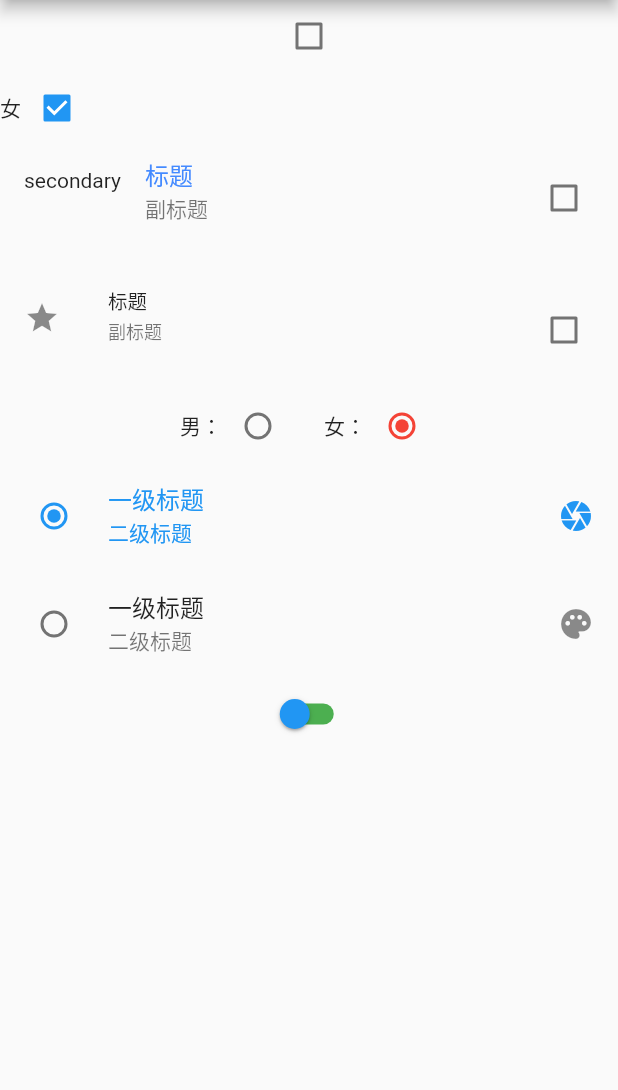
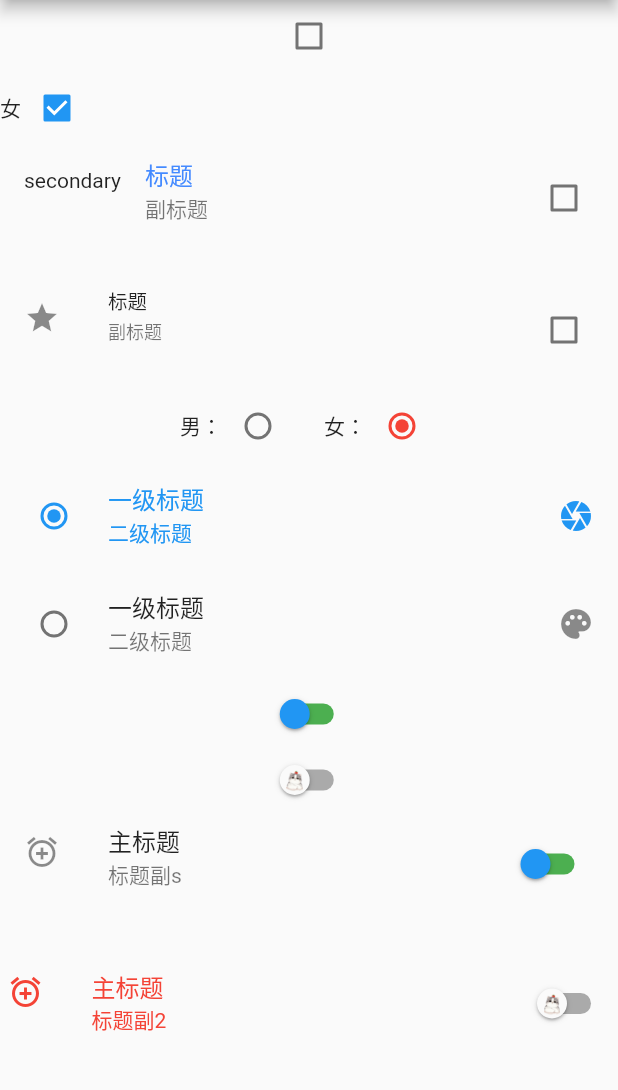
Before and after one commit to Rex-Man/flutterStudy, a Flutter app: the CheckBoxStudy screen opened directly, on a phone screen of 412 x 824 dp, the part 84-1174 px from its top. Run offline on Flutter 3.47's test engine with Material 2 defaults, Android fonts, the phone set to English and light mode, and no system bars; our stand-ins replace date_format, fluttertoast.

```diff
--- a/lib/FormControlerStudy/checkbox_study.dart
+++ b/lib/FormControlerStudy/checkbox_study.dart
@@ -1,3 +1,4 @@
+import 'package:flutter/gestures.dart';
 import 'package:flutter/material.dart';
 import 'package:fluttertoast/fluttertoast.dart';
 
@@ -16,10 +17,12 @@ class _CheckBoxStudyState extends State<CheckBoxStudy> {
   int radioGroupValue = 2;
   int radioListGroupValue = 1;
   bool _isSwitch=false;
+  bool _isSwitch2=false;
+  bool _isSwitchlistTile=false;
+  bool _isSwitchlistTile2=false;
 
   //FocusNode
   FocusNode _focusNode = new FocusNode();
-
   @override
   void initState() {
     super.initState();
@@ -192,7 +195,68 @@ class _CheckBoxStudyState extends State<CheckBoxStudy> {
             activeColor:Colors.red,   //当 value 是 true 时按钮的背景颜色。也就是开的状态时的颜色
             activeTrackColor:Colors.orange, // 当 value 是 true 时 滑块的颜色
             inactiveThumbColor:Colors.blue, // 当 value 是 false 时 滑块的颜色。也就是开的状态时的颜色
-            inactiveTrackColor:Colors.green //当 value 是 false 时 滑道的颜色
+            inactiveTrackColor:Colors.green, //当 value 是 false 时 滑道的颜色
+            dragStartBehavior:DragStartBehavior.down,//确定处理拖动启动行为的方式
+          ),
+          SizedBox(width: 20),
+          Switch(
+            value: this._isSwitch2,
+            onChanged:(switchValue){
+               Fluttertoast.showToast(msg: "选的$switchValue");
+                setState(() {
+                  _isSwitch2=switchValue;
+                });
+            },
+            activeColor:Colors.red,   //当 value 是 true 时按钮的背景颜色。也就是开的状态时的颜色
+            activeThumbImage:AssetImage("assets/images/cat.png"),
+            onActiveThumbImageError:(s,e){
+                print("show ImageErrorListener issue $s exception: $e");
+            },
+            inactiveThumbImage:AssetImage("assets/images/rabit.png"),
+            onInactiveThumbImageError:(value,e){                          //当图片不存在的时候会调用方法 value  是错误信息 e 是错误赞
+               print("show onInactiveThumbImageError issue $value exception: $e");
+            },
+            dragStartBehavior:DragStartBehavior.down,//确定处理拖动启动行为的方式
+            materialTapTargetSize:MaterialTapTargetSize.shrinkWrap
+          ),
+          SwitchListTile(
+            value: this._isSwitchlistTile,
+            onChanged: (value){
+              setState(() {
+                _isSwitchlistTile=value;
+              });
+            },
+            secondary: Icon(
+                Icons.add_alarm,
+            ),
+            title: new Text("主标题"),
+            subtitle: new Text("标题副s"),
+            dense: false,             ////标题和副标题的紧凑是否一致。 true 紧凑一些，字体小一些，false 字体大一点。
+            activeColor:Colors.red,   //当 value 是 true 时按钮的背景颜色。也就是开的状态时的颜色
+            activeTrackColor:Colors.orange, // 当 value 是 true 时 滑块的颜色
+            inactiveThumbColor:Colors.blue, // 当 value 是 false 时 滑块的颜色。也就是开的状态时的颜色
+            inactiveTrackColor:Colors.green, //当 value 是 false 时 滑道的颜色
+            isThreeLine: true,               //这个属性是是否站用三行。算标题和副标题 为true 的时候一定要有subtitle。
+          ),
+          SwitchListTile(
+            value: this._isSwitchlistTile2,
+            onChanged: (value){
+              setState(() {
+                _isSwitchlistTile2=value;
+              });
+            },
+            secondary: Icon(
+                Icons.add_alarm,
+            ),
+            title: new Text("主标题"),
+            subtitle: new Text("标题副2"),
+            dense: false,             ////标题和副标题的紧凑是否一致。 true 紧凑一些，字体小一些，false 字体大一点。
+            activeColor:Colors.red,   //当 value 是 true 时按钮的背景颜色。也就是开的状态时的颜色
+            activeThumbImage:AssetImage("assets/images/cat.png"),
+            inactiveThumbImage:AssetImage("assets/images/rabit.png"),
+            isThreeLine: false,               //这个属性是是否站用三行。算标题和副标题 为true 的时候一定要有subtitle。
+            selected: true,
+            contentPadding:EdgeInsets.all(5)  //这只是SwitchListTile 控件与周边的边距设置。
           )
         ]));
   }
--- a/pubspec.yaml
+++ b/pubspec.yaml
@@ -29,6 +29,7 @@ dependencies:
   # Use with the CupertinoIcons class for iOS style icons.
   cupertino_icons: ^0.1.3
   fluttertoast: ^4.0.0         # https://github.com/PonnamKarthik/FlutterToast
+  date_format: ^1.0.8
 
 dev_dependencies:
   flutter_test:
@@ -49,6 +50,8 @@ flutter:
   assets:
      - assets/images/drawerhead.jpeg
      - assets/images/head.jpg
+     - assets/images/cat.png
+     - assets/images/rabit.png
 
   # An image asset can refer to one or more resolution-specific "variants", see
   # https://flutter.dev/assets-and-images/#resolution-aware.
```
Also changed, not shown: lib/FormControlerStudy/datetimepicker_study.dart (added, +88 -0 lines), lib/main.dart (+5 -3 lines), assets/images/cat.png (added), assets/images/rabit.png (added), pubspec.lock.
